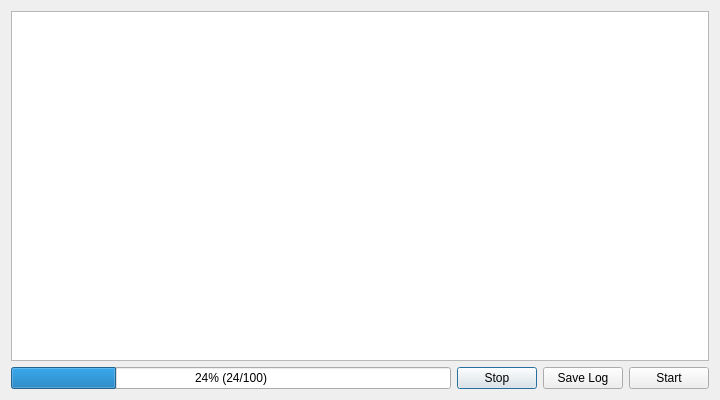
First picture: the form in src/onelauncher/ui/patching_window.ui, repository JuneStepp/OneLauncher, before the edit.
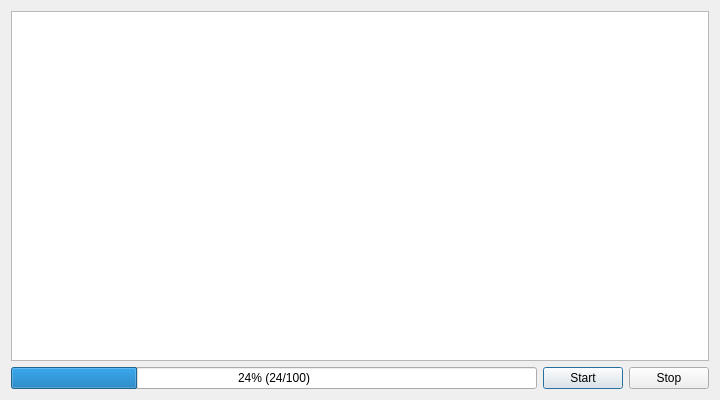
Second picture: the form after the edit.

Commit message:
feat: Remove "Save Log" buttons from patch and game windows
The ouput in those windows is meant for the user. For bug reporting, the
actual log file is more helpful.

```diff
--- a/src/onelauncher/ui/patching_window.ui
+++ b/src/onelauncher/ui/patching_window.ui
@@ -35,20 +35,6 @@
        </property>
       </widget>
      </item>
-     <item>
-      <widget class="QPushButton" name="btnStop">
-       <property name="text">
-        <string>Stop</string>
-       </property>
-      </widget>
-     </item>
-     <item>
-      <widget class="QPushButton" name="btnSave">
-       <property name="text">
-        <string>Save Log</string>
-       </property>
-      </widget>
-     </item>
      <item>
       <widget class="QPushButton" name="btnStart">
        <property name="text">
@@ -56,6 +42,13 @@
        </property>
       </widget>
      </item>
+     <item>
+      <widget class="QPushButton" name="btnStop">
+       <property name="text">
+        <string>Stop</string>
+       </property>
+      </widget>
+     </item>
     </layout>
    </item>
   </layout>
```
Left out of the diff: 5 changed lines with no effect on the pictures. The commit also changes 5 other files.
